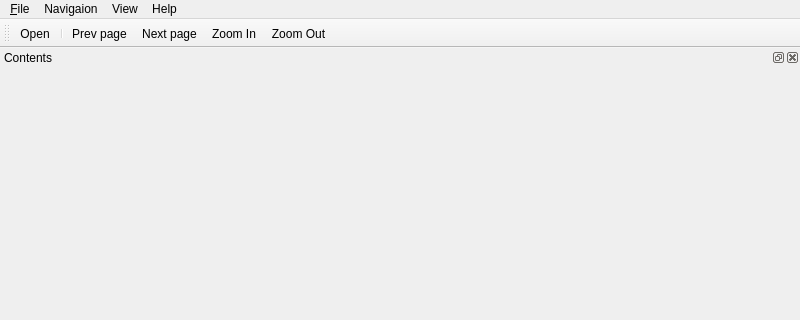
reffum/SPReader, file ui/mainwindow.ui: the form before one commit; both pictures show x 0 to 800 and y 0 to 320 of the 800 by 600 pixel window.
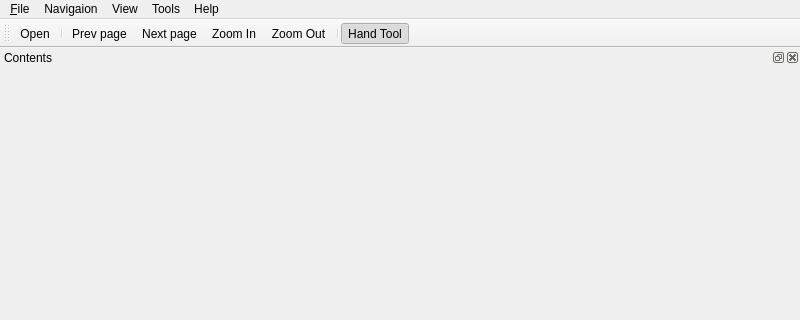
The form after the commit. Icons and pictures are not drawn. Custom widgets are drawn as their Qt base class.

Patch:
```diff
--- a/ui/mainwindow.ui
+++ b/ui/mainwindow.ui
@@ -57,9 +57,16 @@
     </property>
     <addaction name="actionAbout"/>
    </widget>
+   <widget class="QMenu" name="menuTools">
+    <property name="title">
+     <string>Tools</string>
+    </property>
+    <addaction name="actionHand_Tool"/>
+   </widget>
    <addaction name="menu_File"/>
    <addaction name="menuNavigation"/>
    <addaction name="menuView"/>
+   <addaction name="menuTools"/>
    <addaction name="menuHelp"/>
   </widget>
   <widget class="QStatusBar" name="statusbar"/>
@@ -79,6 +86,8 @@
    <addaction name="actionNext_page"/>
    <addaction name="actionZoom_In"/>
    <addaction name="actionZoom_Out"/>
+   <addaction name="separator"/>
+   <addaction name="actionHand_Tool"/>
   </widget>
   <widget class="QDockWidget" name="contents_dockWidget">
    <property name="windowTitle">
@@ -136,6 +145,21 @@
     <string>About</string>
    </property>
   </action>
+  <action name="actionHand_Tool">
+   <property name="checkable">
+    <bool>true</bool>
+   </property>
+   <property name="checked">
+    <bool>true</bool>
+   </property>
+   <property name="icon">
+    <iconset resource="../resources.qrc">
+     <normaloff>:/resources/hand.png</normaloff>:/resources/hand.png</iconset>
+   </property>
+   <property name="text">
+    <string>Hand Tool</string>
+   </property>
+  </action>
  </widget>
  <customwidgets>
   <customwidget>
```
Left out of the diff: 2 changed lines with no effect on the pictures.
